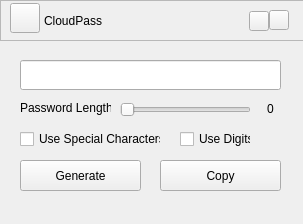
Old version of the form View/view.ui in the repository cireps/CloudPass.
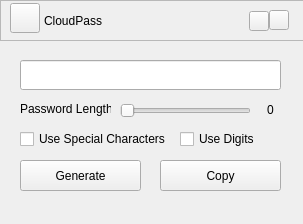
New version of the form. Icons and pictures are not drawn.

The edit to the form file:
```diff
--- a/View/view.ui
+++ b/View/view.ui
@@ -21,14 +21,29 @@
     <property name="geometry">
      <rect>
       <x>120</x>
-      <y>99</y>
+      <y>95</y>
       <width>131</width>
-      <height>21</height>
+      <height>31</height>
      </rect>
     </property>
+    <property name="sizePolicy">
+     <sizepolicy hsizetype="Expanding" vsizetype="Fixed">
+      <horstretch>0</horstretch>
+      <verstretch>0</verstretch>
+     </sizepolicy>
+    </property>
+    <property name="maximumSize">
+     <size>
+      <width>16777215</width>
+      <height>16777215</height>
+     </size>
+    </property>
     <property name="cursor">
      <cursorShape>SizeHorCursor</cursorShape>
     </property>
+    <property name="minimum">
+     <number>0</number>
+    </property>
     <property name="maximum">
      <number>30</number>
     </property>
@@ -110,7 +125,7 @@
      <rect>
       <x>20</x>
       <y>130</y>
-      <width>141</width>
+      <width>161</width>
       <height>18</height>
      </rect>
     </property>
@@ -129,7 +144,7 @@
      <rect>
       <x>180</x>
       <y>130</y>
-      <width>71</width>
+      <width>81</width>
       <height>18</height>
      </rect>
     </property>
@@ -147,7 +162,7 @@
     <property name="geometry">
      <rect>
       <x>20</x>
-      <y>100</y>
+      <y>101</y>
       <width>91</width>
       <height>16</height>
      </rect>
@@ -160,7 +175,7 @@
     <property name="geometry">
      <rect>
       <x>260</x>
-      <y>100</y>
+      <y>101</y>
       <width>21</width>
       <height>17</height>
      </rect>
@@ -267,7 +282,7 @@
       <rect>
        <x>44</x>
        <y>13</y>
-       <width>61</width>
+       <width>71</width>
        <height>16</height>
       </rect>
      </property>
```
